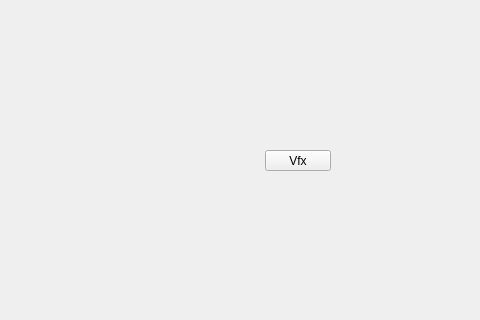
m3trik/tentacle, file tentacle/ui/vfx#submenu.ui: the form before one commit; both pictures show x 0 to 480 and y 140 to 460 of the 600 by 600 pixel window.
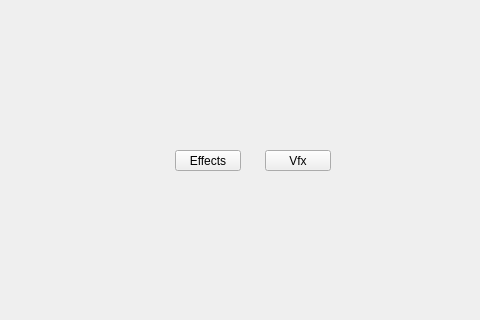
The form after the commit.

Patch:
```diff
--- a/tentacle/ui/vfx#submenu.ui
+++ b/tentacle/ui/vfx#submenu.ui
@@ -84,6 +84,34 @@
      <string>Vfx</string>
     </property>
    </widget>
+   <widget class="QPushButton" name="i027">
+    <property name="geometry">
+     <rect>
+      <x>175</x>
+      <y>290</y>
+      <width>66</width>
+      <height>21</height>
+     </rect>
+    </property>
+    <property name="minimumSize">
+     <size>
+      <width>0</width>
+      <height>21</height>
+     </size>
+    </property>
+    <property name="maximumSize">
+     <size>
+      <width>999</width>
+      <height>21</height>
+     </size>
+    </property>
+    <property name="whatsThis">
+     <string>effects</string>
+    </property>
+    <property name="text">
+     <string>Effects</string>
+    </property>
+   </widget>
   </widget>
  </widget>
  <resources/>
```
